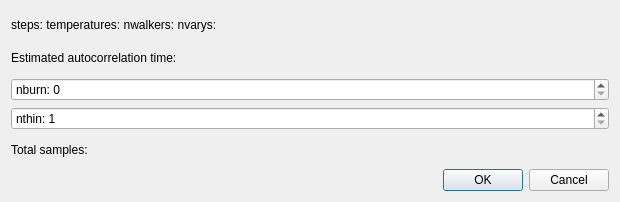
This is refnx/reflect/_app/ui/process_mcmc.ui in refnx/refnx as Qt 5 draws it before an edit. The edited form follows.
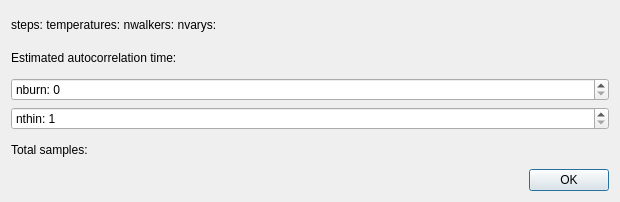
This is the edited form.

```diff
--- a/refnx/reflect/_app/ui/process_mcmc.ui
+++ b/refnx/reflect/_app/ui/process_mcmc.ui
@@ -64,7 +64,7 @@
       <enum>Qt::Horizontal</enum>
      </property>
      <property name="standardButtons">
-      <set>QDialogButtonBox::Cancel|QDialogButtonBox::Ok</set>
+      <set>QDialogButtonBox::Ok</set>
      </property>
     </widget>
    </item>
```
Left out of the diff: 5 changed lines with no effect on the pictures.
